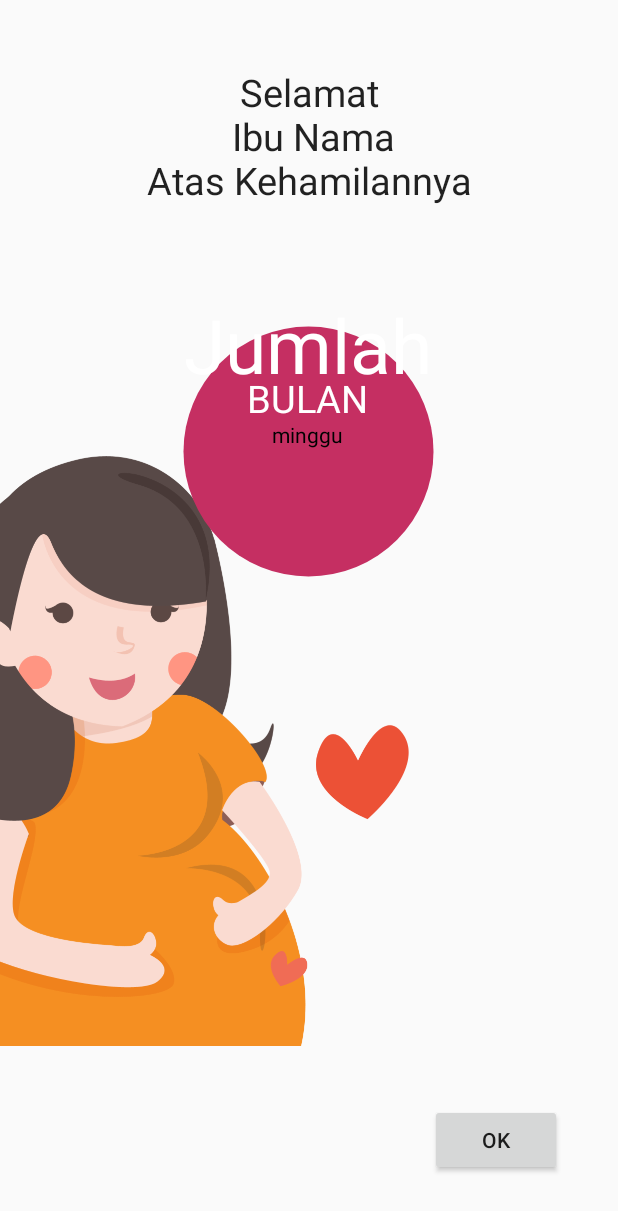
After one commit to bryanagamk/siagaplus, an Android app: the User3Activity screen opened directly, with no data from a screen before it, on a phone screen of 412 x 824 dp. The commit adds this screen. Shown: the top 1211 px of the screen. Run offline under Robolectric (Android 15) with nearby library versions, the phone set to English and light mode, and no system bars.

Commit message:
layout tambah

```diff
--- /dev/null
+++ b/app/src/main/java/bro/id/siagaplus/Activity/User3Activity.java
@@ -0,0 +1,15 @@
+package bro.id.siagaplus.Activity;
+
+import android.support.v7.app.AppCompatActivity;
+import android.os.Bundle;
+
+import bro.id.siagaplus.R;
+
+public class User3Activity extends AppCompatActivity {
+
+    @Override
+    protected void onCreate(Bundle savedInstanceState) {
+        super.onCreate(savedInstanceState);
+        setContentView(R.layout.activity_user3);
+    }
+}
--- a/app/src/main/java/bro/id/siagaplus/Helper/DatabaseHelper.java
+++ b/app/src/main/java/bro/id/siagaplus/Helper/DatabaseHelper.java
@@ -125,4 +125,7 @@ public class DatabaseHelper extends SQLiteOpenHelper{
                 new String[]{String.valueOf(user.getId())});
         db.close();
     }
+
+    public void onOpen(String siagaplus_db) {
+    }
 }
--- /dev/null
+++ b/app/src/main/res/layout/activity_user3.xml
@@ -0,0 +1,108 @@
+<?xml version="1.0" encoding="utf-8"?>
+<android.support.constraint.ConstraintLayout xmlns:android="http://schemas.android.com/apk/res/android"
+    xmlns:app="http://schemas.android.com/apk/res-auto"
+    xmlns:tools="http://schemas.android.com/tools"
+    android:layout_width="match_parent"
+    android:layout_height="match_parent"
+    tools:context=".Activity.User3Activity">
+
+
+    <ImageView
+        android:id="@+id/imageView3"
+        android:layout_width="312dp"
+        android:layout_height="466dp"
+        android:layout_marginEnd="140dp"
+        android:layout_marginTop="264dp"
+        app:layout_constraintEnd_toEndOf="parent"
+        app:layout_constraintTop_toTopOf="parent"
+        app:srcCompat="@drawable/bumil" />
+
+    <Button
+        android:id="@+id/hitungOk"
+        android:layout_width="wrap_content"
+        android:layout_height="wrap_content"
+        android:layout_marginBottom="40dp"
+        android:layout_marginEnd="8dp"
+        android:layout_marginStart="8dp"
+        android:text="OK"
+        app:layout_constraintBottom_toBottomOf="parent"
+        app:layout_constraintEnd_toEndOf="parent"
+        app:layout_constraintHorizontal_bias="0.905"
+        app:layout_constraintStart_toStartOf="parent" />
+
+    <TextView
+        android:id="@+id/text"
+        android:layout_width="wrap_content"
+        android:layout_height="wrap_content"
+        android:layout_marginEnd="8dp"
+        android:layout_marginStart="8dp"
+        android:layout_marginTop="44dp"
+        android:gravity="center"
+        android:text="Selamat\n Ibu Nama\nAtas Kehamilannya"
+        android:textAppearance="@style/TextAppearance.AppCompat.Headline"
+        android:textSize="25sp"
+        app:layout_constraintEnd_toEndOf="parent"
+        app:layout_constraintStart_toStartOf="parent"
+        app:layout_constraintTop_toTopOf="parent" />
+
+    <ImageView
+        android:id="@+id/imageView4"
+        android:layout_width="250dp"
+        android:layout_height="290dp"
+        android:layout_marginBottom="8dp"
+        android:layout_marginEnd="8dp"
+        android:layout_marginStart="8dp"
+        android:layout_marginTop="8dp"
+        app:layout_constraintBottom_toBottomOf="parent"
+        app:layout_constraintEnd_toEndOf="parent"
+        app:layout_constraintHorizontal_bias="0.496"
+        app:layout_constraintStart_toStartOf="parent"
+        app:layout_constraintTop_toTopOf="parent"
+        app:layout_constraintVertical_bias="0.286"
+        app:srcCompat="@drawable/lingkaran_24dp" />
+
+    <TextView
+        android:id="@+id/bulan"
+        android:layout_width="wrap_content"
+        android:layout_height="wrap_content"
+        android:layout_marginEnd="8dp"
+        android:layout_marginStart="8dp"
+        android:layout_marginTop="248dp"
+        android:text="BULAN"
+        android:textColor="#FFF"
+        android:textSize="25sp"
+        app:layout_constraintEnd_toEndOf="parent"
+        app:layout_constraintHorizontal_bias="0.498"
+        app:layout_constraintStart_toStartOf="parent"
+        app:layout_constraintTop_toTopOf="parent" />
+
+    <TextView
+        android:id="@+id/bulanbulan"
+        android:layout_width="wrap_content"
+        android:layout_height="wrap_content"
+        android:layout_marginEnd="8dp"
+        android:layout_marginStart="8dp"
+        android:layout_marginTop="196dp"
+        android:text="Jumlah"
+        android:textAppearance="@style/TextAppearance.AppCompat.Headline"
+        android:textColor="#FFFF"
+        android:textSize="50sp"
+        app:layout_constraintEnd_toEndOf="parent"
+        app:layout_constraintHorizontal_bias="0.497"
+        app:layout_constraintStart_toStartOf="parent"
+        app:layout_constraintTop_toTopOf="parent" />
+
+    <TextView
+        android:id="@+id/minggu"
+        android:layout_width="wrap_content"
+        android:layout_height="wrap_content"
+        android:layout_marginEnd="8dp"
+        android:layout_marginStart="8dp"
+        android:layout_marginTop="280dp"
+        android:text="minggu"
+        android:textColor="#000"
+        app:layout_constraintEnd_toEndOf="parent"
+        app:layout_constraintHorizontal_bias="0.498"
+        app:layout_constraintStart_toStartOf="parent"
+        app:layout_constraintTop_toTopOf="parent" />
+</android.support.constraint.ConstraintLayout>
```
Also changed, not shown: app/src/main/AndroidManifest.xml (+6 -4 lines), app/src/main/java/bro/id/siagaplus/Activity/ArtikelActivity.java (added, +15 -0 lines), app/src/main/java/bro/id/siagaplus/Activity/CongratsActivity.java (added, +15 -0 lines), app/src/main/java/bro/id/siagaplus/Activity/ContentArticleActivity.java (added, +15 -0 lines), app/src/main/java/bro/id/siagaplus/Activity/User2Activity.java (+5 -5 lines), app/src/main/res/layout/activity_artikel.xml (added, +73 -0 lines), app/src/main/res/layout/activity_congrats.xml (added, +37 -0 lines), app/src/main/res/layout/activity_content_article.xml (added, +86 -0 lines), app/src/main/res/layout/activity_user2.xml (+8 -0 lines), app/src/main/res/drawable/selamat_melahirkan.png (added).
